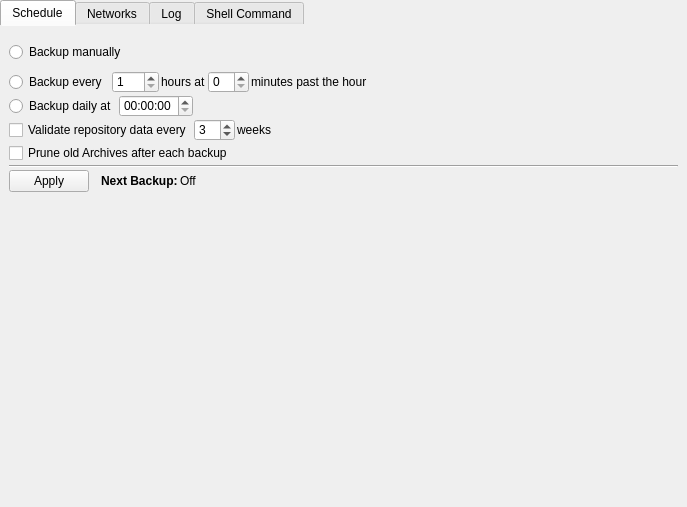
First picture: the form in src/vorta/assets/UI/scheduletab.ui, repository borgbase/vorta, before the edit.
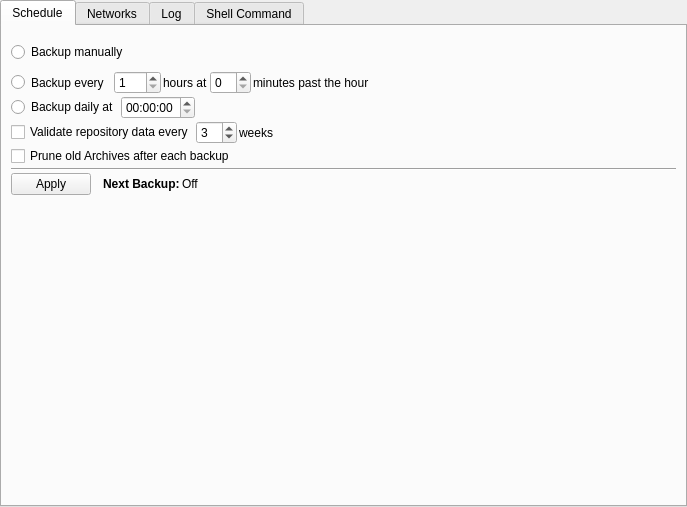
Second picture: the form after the edit. The open tabs and pages were chosen to show the change.

Commit message: Set flat design in separated file

```diff
--- a/src/vorta/assets/UI/scheduletab.ui
+++ b/src/vorta/assets/UI/scheduletab.ui
@@ -34,20 +34,6 @@
        <bold>false</bold>
       </font>
      </property>
-     <property name="styleSheet">
-      <string notr="true">QTabWidget::pane { /* The tab widget frame */
-    border-top: 0px solid #C2C7CB;
-    position: absolute;
-    top: -0.5em;
-}
-
-QTabWidget::tab-bar {
-    alignment: center;
-}
-
-
-</string>
-     </property>
      <property name="tabPosition">
       <enum>QTabWidget::North</enum>
      </property>
```
Left out of the diff: 2 changed lines with no effect on the pictures. The commit also changes 4 other files.
